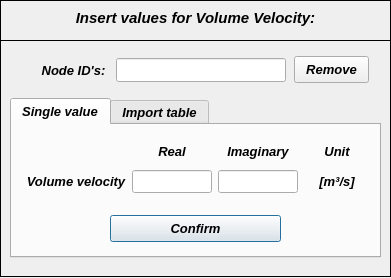
Before: the Qt Designer form pulse/uix/user_input/ui/volumevelocityInput.ui in open-pulse/OpenPulse, drawn with Qt 5.
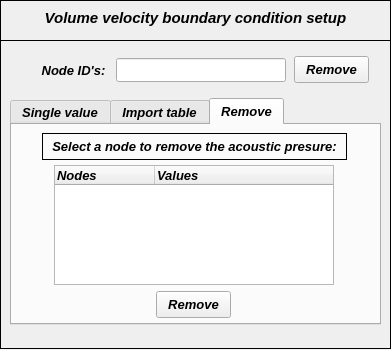
After: the same form once the commit is applied. The open tabs and pages were chosen to show the change. Icons and pictures are not drawn.

Commit message: Remove boundary condition - improved function

Patch:
```diff
--- a/pulse/uix/user_input/ui/volumevelocityInput.ui
+++ b/pulse/uix/user_input/ui/volumevelocityInput.ui
@@ -10,7 +10,7 @@
     <x>0</x>
     <y>0</y>
     <width>391</width>
-    <height>278</height>
+    <height>350</height>
    </rect>
   </property>
   <property name="sizePolicy">
@@ -22,13 +22,13 @@
   <property name="minimumSize">
    <size>
     <width>391</width>
-    <height>278</height>
+    <height>350</height>
    </size>
   </property>
   <property name="maximumSize">
    <size>
     <width>391</width>
-    <height>278</height>
+    <height>350</height>
    </size>
   </property>
   <property name="contextMenuPolicy">
@@ -50,7 +50,7 @@
      <x>0</x>
      <y>0</y>
      <width>391</width>
-     <height>281</height>
+     <height>353</height>
     </rect>
    </property>
    <property name="font">
@@ -95,7 +95,7 @@
       </font>
      </property>
      <property name="text">
-      <string>Insert values for Volume Velocity:</string>
+      <string>Volume velocity boundary condition setup</string>
      </property>
      <property name="textFormat">
       <enum>Qt::AutoText</enum>
@@ -111,7 +111,7 @@
       <x>0</x>
       <y>40</y>
       <width>391</width>
-      <height>237</height>
+      <height>309</height>
      </rect>
     </property>
     <property name="frameShape">
@@ -157,19 +157,19 @@
        <x>10</x>
        <y>58</y>
        <width>371</width>
-       <height>160</height>
+       <height>227</height>
       </rect>
      </property>
      <property name="minimumSize">
       <size>
        <width>0</width>
-       <height>160</height>
+       <height>227</height>
       </size>
      </property>
      <property name="maximumSize">
       <size>
        <width>16777215</width>
-       <height>160</height>
+       <height>227</height>
       </size>
      </property>
      <property name="font">
@@ -192,7 +192,7 @@
        <property name="geometry">
         <rect>
          <x>14</x>
-         <y>14</y>
+         <y>62</y>
          <width>344</width>
          <height>61</height>
         </rect>
@@ -426,7 +426,7 @@
        <property name="geometry">
         <rect>
          <x>98</x>
-         <y>90</y>
+         <y>142</y>
          <width>171</width>
          <height>27</height>
         </rect>
@@ -562,6 +562,114 @@
        </property>
       </widget>
      </widget>
+     <widget class="QWidget" name="tab">
+      <attribute name="title">
+       <string>Remove</string>
+      </attribute>
+      <widget class="QLabel" name="label_29">
+       <property name="geometry">
+        <rect>
+         <x>30</x>
+         <y>8</y>
+         <width>305</width>
+         <height>27</height>
+        </rect>
+       </property>
+       <property name="font">
+        <font>
+         <family>Arial</family>
+         <pointsize>10</pointsize>
+         <weight>75</weight>
+         <italic>true</italic>
+         <bold>true</bold>
+        </font>
+       </property>
+       <property name="frameShape">
+        <enum>QFrame::Box</enum>
+       </property>
+       <property name="text">
+        <string>Select a node to remove the acoustic presure:</string>
+       </property>
+       <property name="textFormat">
+        <enum>Qt::AutoText</enum>
+       </property>
+       <property name="alignment">
+        <set>Qt::AlignCenter</set>
+       </property>
+      </widget>
+      <widget class="QPushButton" name="pushButton_remove_bc_confirm_2">
+       <property name="geometry">
+        <rect>
+         <x>144</x>
+         <y>166</y>
+         <width>75</width>
+         <height>27</height>
+        </rect>
+       </property>
+       <property name="minimumSize">
+        <size>
+         <width>0</width>
+         <height>27</height>
+        </size>
+       </property>
+       <property name="maximumSize">
+        <size>
+         <width>16777215</width>
+         <height>26</height>
+        </size>
+       </property>
+       <property name="font">
+        <font>
+         <family>Arial</family>
+         <pointsize>10</pointsize>
+         <weight>75</weight>
+         <italic>true</italic>
+         <bold>true</bold>
+        </font>
+       </property>
+       <property name="text">
+        <string>Remove</string>
+       </property>
+      </widget>
+      <widget class="QTreeWidget" name="treeWidget_volume_velocity">
+       <property name="geometry">
+        <rect>
+         <x>42</x>
+         <y>40</y>
+         <width>280</width>
+         <height>120</height>
+        </rect>
+       </property>
+       <property name="minimumSize">
+        <size>
+         <width>280</width>
+         <height>120</height>
+        </size>
+       </property>
+       <property name="maximumSize">
+        <size>
+         <width>280</width>
+         <height>120</height>
+        </size>
+       </property>
+       <property name="font">
+        <font>
+         <family>Arial</family>
+         <italic>true</italic>
+        </font>
+       </property>
+       <column>
+        <property name="text">
+         <string>Nodes</string>
+        </property>
+       </column>
+       <column>
+        <property name="text">
+         <string>Values</string>
+        </property>
+       </column>
+      </widget>
+     </widget>
     </widget>
     <widget class="QLineEdit" name="lineEdit_nodeID">
      <property name="geometry">
```
Left out of the diff: 48 changed lines with no effect on the pictures. The commit also changes 19 other files.
